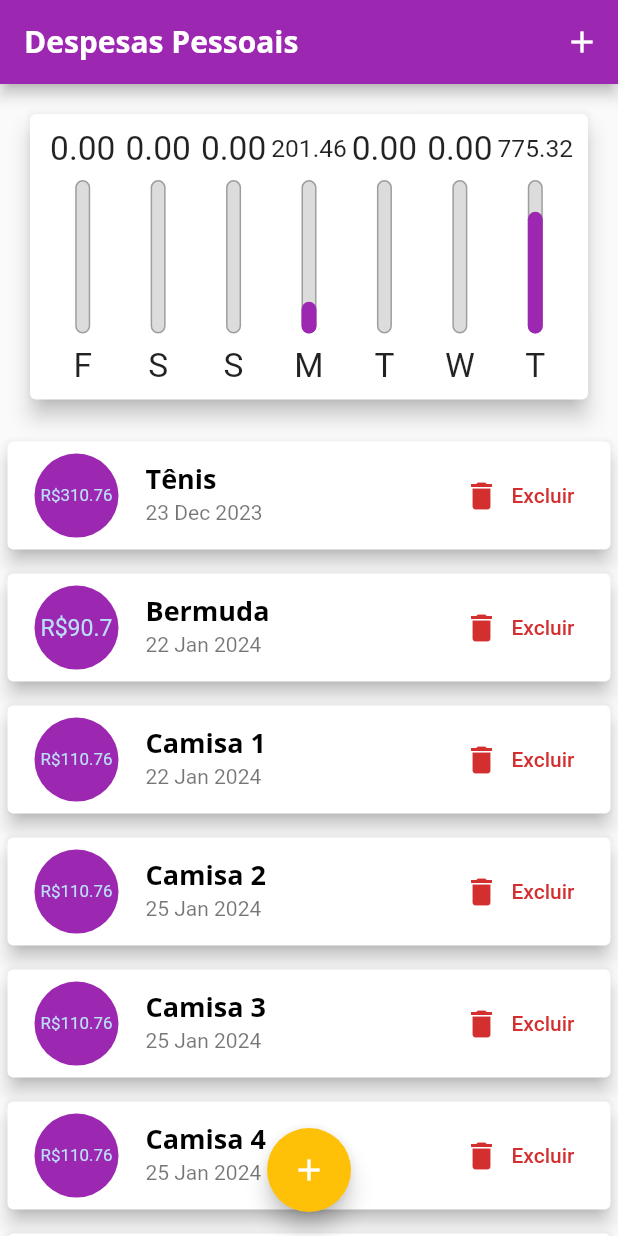
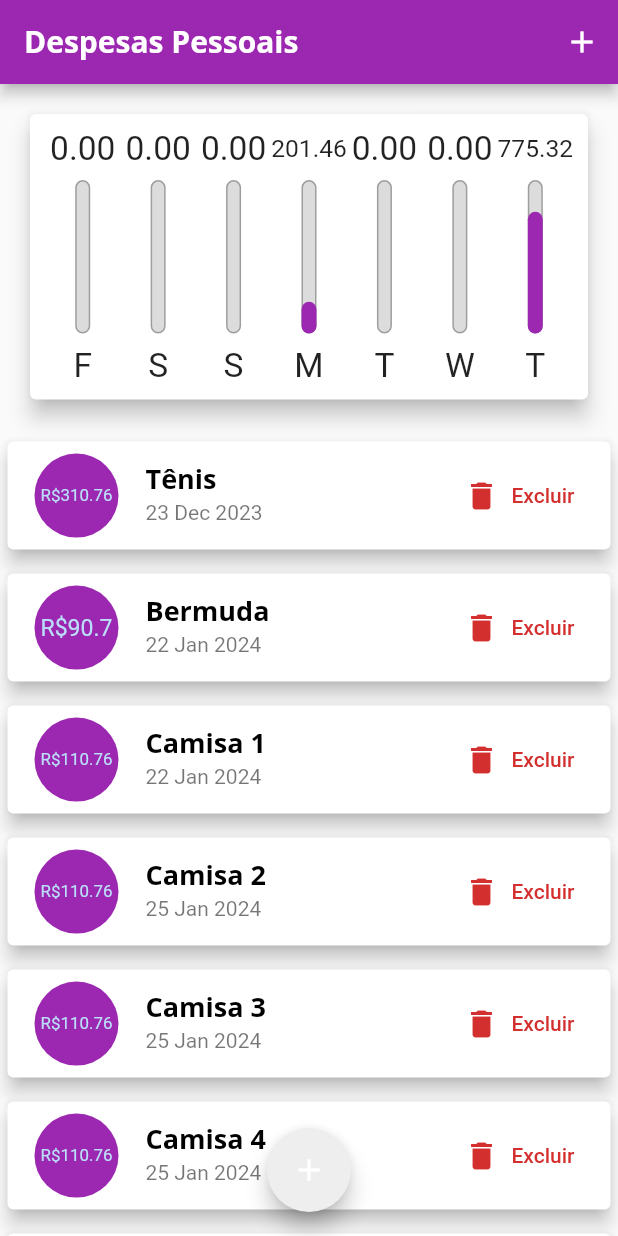
Before and after one commit to augustoprogramador/expenses, a Flutter app: the screen it shows after launch, on a phone screen of 412 x 824 dp. Run offline on Flutter 3.47's test engine with Material 2 defaults, Android fonts, the phone set to English and light mode, and no system bars.

Commit message:
Acrescentando Botão adaptativo

```diff
--- a/lib/main.dart
+++ b/lib/main.dart
@@ -25,7 +25,8 @@ class ExpensesApp extends StatelessWidget {
       theme: tema.copyWith(
         colorScheme: tema.colorScheme.copyWith(
           primary: Colors.purple,
-          secondary: Colors.amber,
+          secondary: Colors.grey[200],
+          tertiary: Colors.amber,
         ),
         textTheme: tema.textTheme.copyWith(
           titleLarge: const TextStyle(
@@ -161,7 +162,8 @@ class _MyHomePageState extends State<MyHomePage> {
         appBar.preferredSize.height -
         mediaQuery.padding.top;
 
-    final bodyPage = SingleChildScrollView(
+    final bodyPage = SafeArea(
+      child: SingleChildScrollView(
         child: Column(
           crossAxisAlignment: CrossAxisAlignment.stretch,
           children: [
@@ -178,6 +180,7 @@ class _MyHomePageState extends State<MyHomePage> {
                 ),
               ),
           ],
+        ),
       ),
     );
     return Platform.isIOS
```
Also changed, not shown: lib/components/apatative_buttons.dart (added, +33 -0 lines), lib/components/transaction_form.dart (+12 -7 lines). Lines whose indentation alone changed are shown as unchanged.
